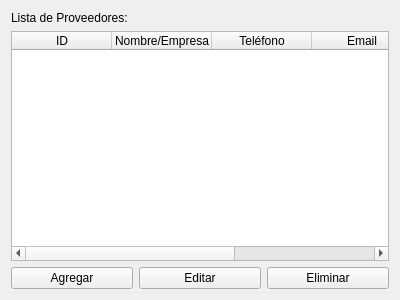
Above: ui/proovedores.ui from Matiti061/TecnoPC before the change. Below: the same form after it.
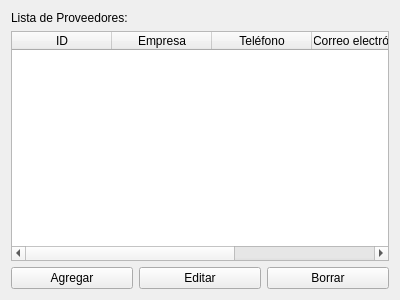
That is the form after the change.

```diff
--- a/ui/proovedores.ui
+++ b/ui/proovedores.ui
@@ -39,7 +39,7 @@
      </column>
      <column>
       <property name="text">
-       <string>Nombre/Empresa</string>
+       <string>Empresa</string>
       </property>
      </column>
      <column>
@@ -49,7 +49,7 @@
      </column>
      <column>
       <property name="text">
-       <string>Email</string>
+       <string>Correo electrónico</string>
       </property>
      </column>
      <column>
@@ -78,7 +78,7 @@
      <item>
       <widget class="QPushButton" name="eliminar_button">
        <property name="text">
-        <string>Eliminar</string>
+        <string>Borrar</string>
        </property>
       </widget>
      </item>
```
